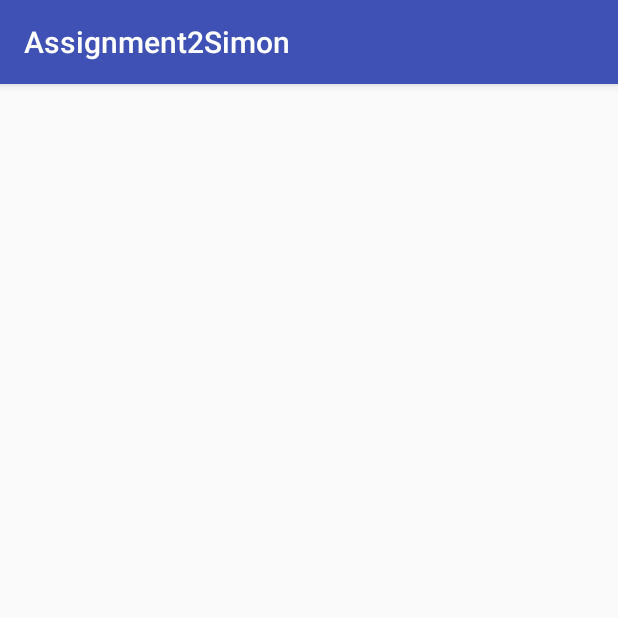
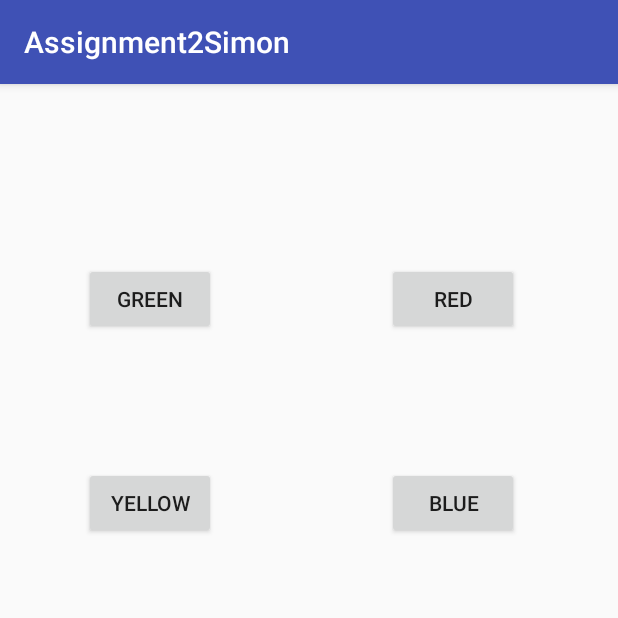
Before and after one commit to tbcrozier/Assignment2Simon, an Android app: the GameActivity screen opened directly, with no data from a screen before it, on a phone screen of 412 x 824 dp, the top half of it. Run offline under Robolectric (Android 15) with nearby library versions, the phone set to English and light mode, and no system bars.

Commit message:
More BoilerPlate

```diff
--- a/app/src/main/java/com/davidroach/assignment2simon/GameActivity.java
+++ b/app/src/main/java/com/davidroach/assignment2simon/GameActivity.java
@@ -2,16 +2,38 @@ package com.davidroach.assignment2simon;
 
 import android.os.Bundle;
 import android.support.v7.app.AppCompatActivity;
+import android.widget.Button;
 
 /**
  * Created by droach-dev on 2/15/17.
  */
 
 public class GameActivity extends AppCompatActivity {
+
+    Button greenButton;
+    Button redButton;
+    Button yellowButton;
+    Button blueButton;
+
+    int[] pattern;
+    int patternCount;
+
+
     @Override
     protected void onCreate(Bundle savedInstanceState) {
         super.onCreate(savedInstanceState);
         setContentView(R.layout.activity_game);
+
+        greenButton = (Button) findViewById(R.id.green_button);
+        redButton = (Button) findViewById(R.id.red_button);
+        yellowButton = (Button) findViewById(R.id.yellow_button);
+        blueButton = (Button) findViewById(R.id.blue_button);
+
+        pattern = new int[100]; //100 should be a long enough pattern.
+        patternCount = 0;
+
+
+
     }
 
 
--- a/app/src/main/res/layout/activity_game.xml
+++ b/app/src/main/res/layout/activity_game.xml
@@ -10,4 +10,40 @@
     android:paddingTop="@dimen/activity_vertical_margin"
     tools:context="com.davidroach.assignment2simon.Start">
 
+    <Button
+        android:text="Green"
+        android:layout_width="wrap_content"
+        android:layout_height="wrap_content"
+        android:layout_alignParentTop="true"
+        android:layout_alignParentStart="true"
+        android:layout_marginStart="40dp"
+        android:layout_marginTop="103dp"
+        android:id="@+id/green_button" />
+
+    <Button
+        android:text="Yellow"
+        android:layout_width="wrap_content"
+        android:layout_height="wrap_content"
+        android:layout_marginTop="88dp"
+        android:id="@+id/yellow_button"
+        android:layout_below="@+id/green_button"
+        android:layout_alignStart="@+id/green_button" />
+
+    <Button
+        android:text="Blue"
+        android:layout_width="wrap_content"
+        android:layout_height="wrap_content"
+        android:layout_alignEnd="@+id/red_button"
+        android:id="@+id/blue_button"
+        android:layout_alignTop="@+id/yellow_button" />
+
+    <Button
+        android:text="Red"
+        android:layout_width="wrap_content"
+        android:layout_height="wrap_content"
+        android:layout_marginEnd="50dp"
+        android:id="@+id/red_button"
+        android:layout_alignBaseline="@+id/green_button"
+        android:layout_alignBottom="@+id/green_button"
+        android:layout_alignParentEnd="true" />
 </RelativeLayout>
```
Also changed, not shown: app/src/main/java/com/davidroach/assignment2simon/Start.java (line endings or trailing spaces).
